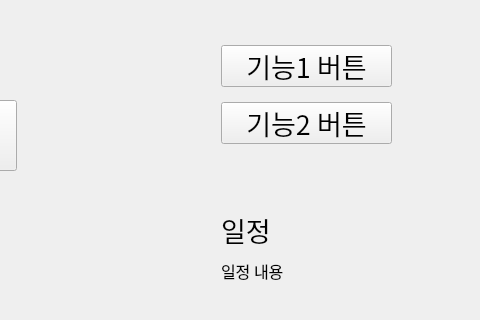
Before: the Qt Designer form src/UI/ui.ui in onedayonecoding/IOT_Project_SmartMirror, drawn with Qt 5; both pictures show x 544 to 1024 and y 280 to 600 of the 1024 by 600 pixel window.
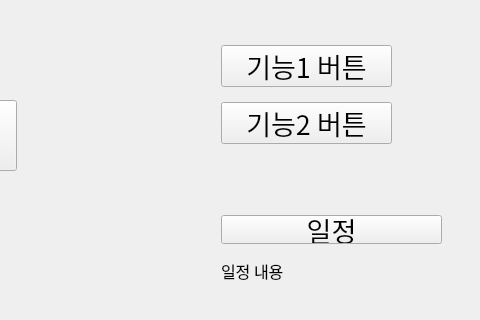
After: the same form once the commit is applied. Icons and pictures are not drawn.

```diff
--- a/src/UI/ui.ui
+++ b/src/UI/ui.ui
@@ -246,7 +246,7 @@
      <number>5</number>
     </property>
     <item>
-     <widget class="QLabel" name="label_6">
+     <widget class="QPushButton" name="SchButton">
       <property name="font">
        <font>
         <family>HY헤드라인M</family>
```
Left out of the diff: 2 changed lines with no effect on the pictures.
